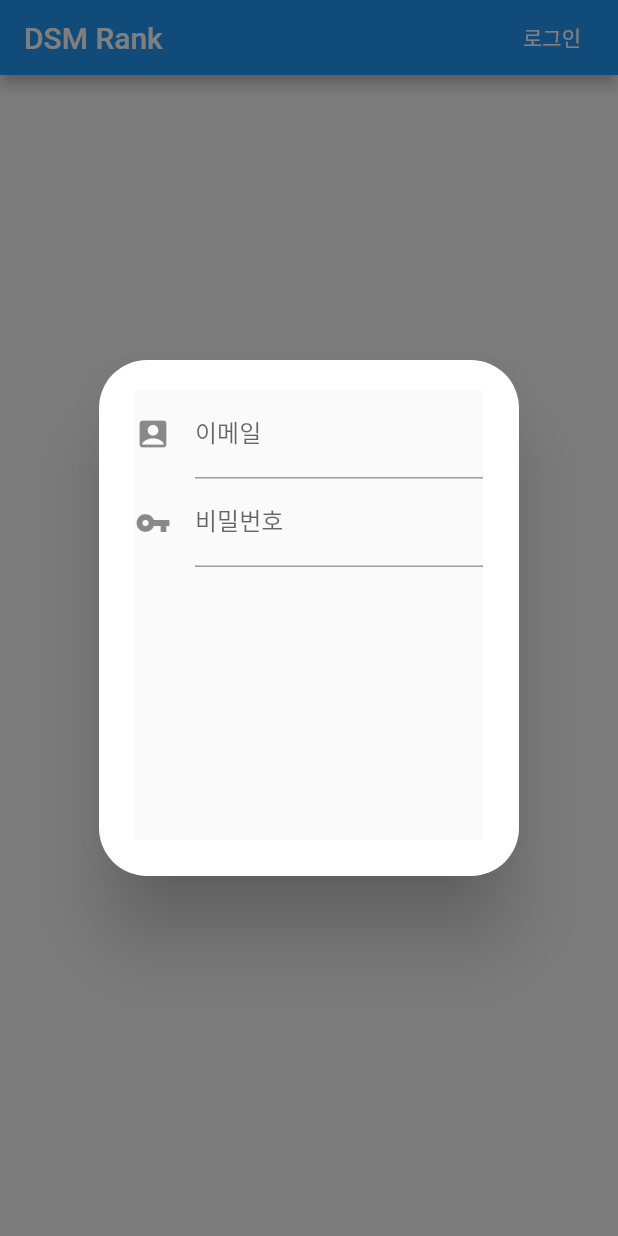
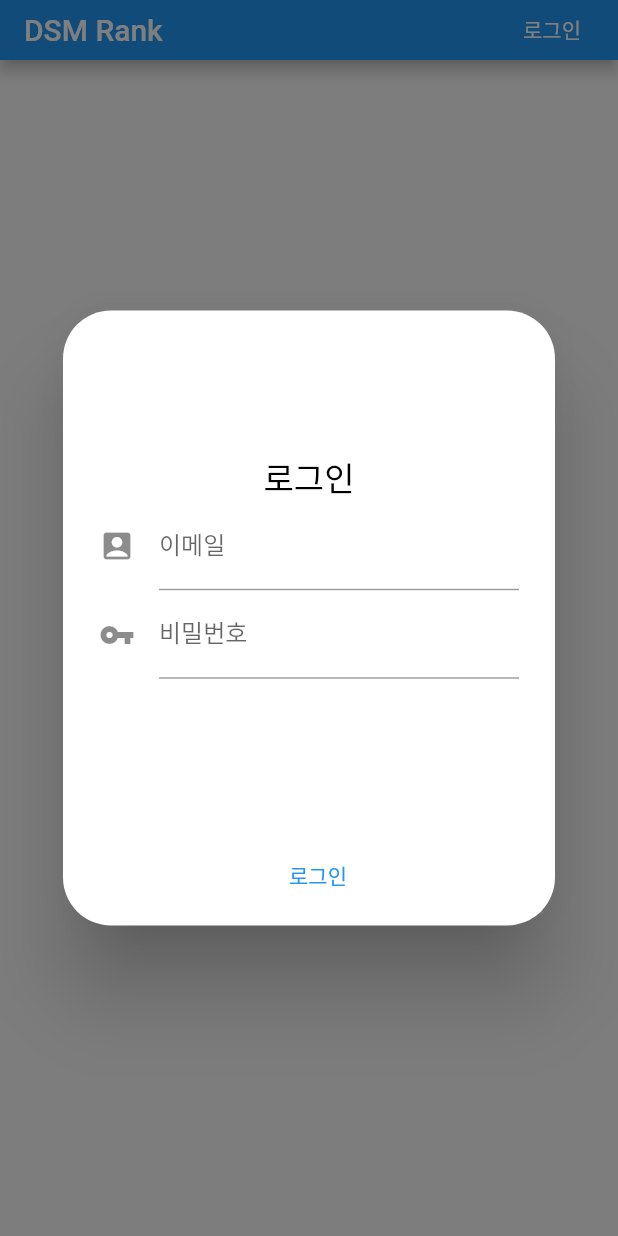
Before and after one commit to smoothbear/DSM-Rank-flutter-app, a Flutter app: the screen it shows after launch, after a tap on "로그인", on a phone screen of 412 x 824 dp. Run offline on Flutter 3.47's test engine with Material 2 defaults, Android fonts, the phone set to English and light mode, and no system bars.

Commit message:
[ADD] dialog

```diff
--- a/flutter_app/lib/main.dart
+++ b/flutter_app/lib/main.dart
@@ -14,7 +14,10 @@ class _MainState extends State<MainScreen>{
   @override
   Widget build(BuildContext context) {
       return Scaffold(
-        appBar: MainAppbar(),
+        appBar: PreferredSize(
+          preferredSize: Size.fromHeight(40.0),
+          child: MainAppbar(),
+        )
       );
   }
 }
--- a/flutter_app/lib/widgets/appbar/main_appbar.dart
+++ b/flutter_app/lib/widgets/appbar/main_appbar.dart
@@ -20,10 +20,10 @@ class MainAppbar extends StatelessWidget with PreferredSizeWidget {
             showGeneralDialog(
               barrierDismissible: true,
               barrierLabel: "",
-              transitionDuration: Duration(milliseconds: 400),
+              transitionDuration: Duration(milliseconds: 320),
               transitionBuilder: (_, anim, __, child) {
                 return SlideTransition(
-                  position: Tween(begin: Offset(0, 1), end: Offset(0, 0)).animate(anim),
+                  position: Tween(begin: Offset(0, -1), end: Offset(0, 0)).animate(anim),
                   child: child,
                 );
               },
--- a/flutter_app/lib/widgets/modal/login.dart
+++ b/flutter_app/lib/widgets/modal/login.dart
@@ -1,3 +1,4 @@
+import 'package:flutter/cupertino.dart';
 import 'package:flutter/material.dart';
 
 class LoginDialog extends StatefulWidget {
@@ -13,12 +14,22 @@ class _LoginState extends State<LoginDialog> {
   Widget build(BuildContext context) {
     return AlertDialog(
         content: Container(
-          child: _buildBody(),
+        child: _buildBody(),
+          width: 280,
           height: 300,
         ),
-        shape: RoundedRectangleBorder(
+      shape: RoundedRectangleBorder(
           borderRadius: BorderRadius.all(Radius.circular(32.0))
-    ),
+      ),
+      actions: [
+        ButtonTheme(
+          minWidth: 300,
+          child: _buildLoginButton(),
+          height: 50,
+          shape: RoundedRectangleBorder(
+          ),
+        )
+      ],
     );
   }
 
@@ -26,15 +37,30 @@ class _LoginState extends State<LoginDialog> {
     return Material(
       child: Column(
         children: <Widget>[
-            _buildUserEmailField(),
-            _buildPasswordField()
+            Text("로그인", style: TextStyle(fontSize: 22.0, color: Colors.black),),
+            _buildTextForm()
         ],
-      )
+        mainAxisAlignment: MainAxisAlignment.center,
+        mainAxisSize: MainAxisSize.max,
+      ),
+      color: Colors.transparent,
+    );
+  }
+
+  Widget _buildTextForm() {
+    return Column(
+      children: <Widget>[
+        _buildUserEmailField(),
+        _buildPasswordField(),
+    ],
+      mainAxisAlignment: MainAxisAlignment.center,
+      mainAxisSize: MainAxisSize.max,
     );
   }
 
   Widget _buildUserEmailField() {
-    return TextField(
+    return
+      TextField(
       controller: _userEmailController,
       decoration: InputDecoration(
         labelText: '이메일',
@@ -50,8 +76,23 @@ class _LoginState extends State<LoginDialog> {
       controller: _passwordController,
       decoration: InputDecoration(
         labelText: '비밀번호',
-        icon: Icon(Icons.vpn_key)
+        icon: Icon(Icons.vpn_key),
+          hintText: 'your password',
       ),
     );
   }
+
+  Widget _buildLoginButton() {
+    return FlatButton(
+          onPressed: Login,
+          child: Text("로그인", style: TextStyle(color: Colors.blue),),
+          color: Colors.white10,
+          splashColor: Colors.black12,
+    );
+  }
+
+  // ignore: non_constant_identifier_names
+  void Login() {
+
+  }
 }
```
Also changed, not shown: 1 other file.
